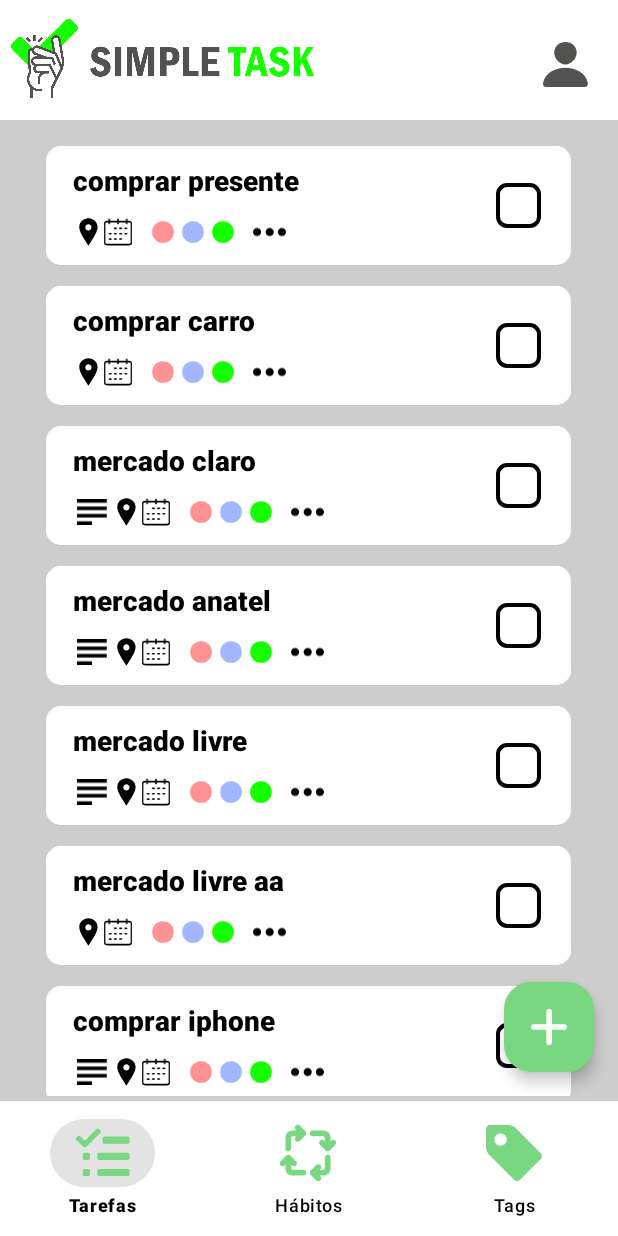
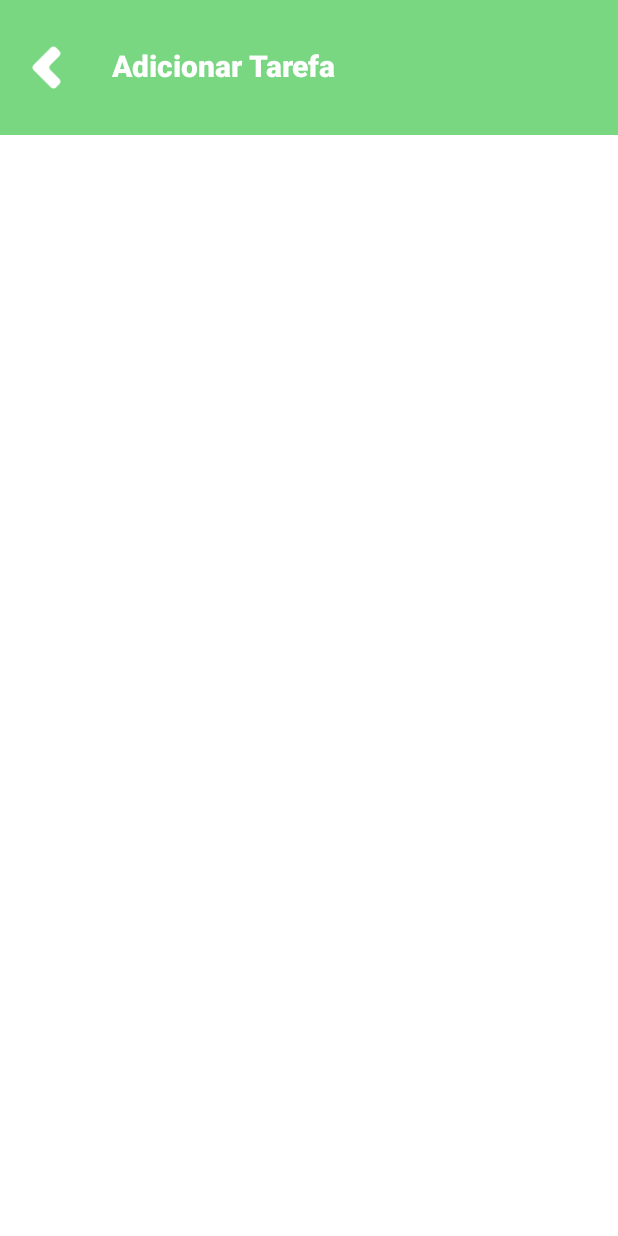
Before and after one commit to JoseEdSouza/simpletask, an Android app: the screen it shows after launch (MainActivity before the commit, AddTaskActivity after it), after a tap on an icon or button, on a phone screen of 412 x 824 dp. Run offline under Robolectric (Android 15) with nearby library versions, the phone set to English and light mode, and no system bars.

Commit message:
updated models started activity task details started activity add task

```diff
--- /dev/null
+++ b/app/src/main/java/com/dopae/simpletask/AddTaskActivity.kt
@@ -0,0 +1,21 @@
+package com.dopae.simpletask
+
+import android.app.Activity
+import android.os.Bundle
+import android.view.View
+import androidx.appcompat.app.AppCompatActivity
+
+class AddTaskActivity:AppCompatActivity() {
+
+    override fun onCreate(savedInstanceState: Bundle?) {
+        super.onCreate(savedInstanceState)
+        setContentView(R.layout.activity_task_add)
+        supportActionBar?.hide()
+
+    }
+
+    fun close(view: View) {
+        setResult(Activity.RESULT_OK)
+        finish()
+    }
+}
--- a/app/src/main/java/com/dopae/simpletask/MainActivity.kt
+++ b/app/src/main/java/com/dopae/simpletask/MainActivity.kt
@@ -7,6 +7,8 @@ import android.content.Context
 import android.content.Intent
 import android.content.res.ColorStateList
 import android.os.Bundle
+import android.transition.AutoTransition
+import android.transition.TransitionManager
 import android.view.View
 import android.widget.Toast
 import androidx.activity.result.ActivityResult
@@ -46,9 +48,9 @@ class MainActivity : AppCompatActivity() {
 
         floatingActionButton = binding.fabAdd
         bottomNavView = binding.bottomNavigation
-        changeFragment(binding.bottomNavigation.selectedItemId)
+        swapFragment(binding.bottomNavigation.selectedItemId)
         bottomNavView.setOnItemSelectedListener {
-            changeFragment(it.itemId)
+            swapFragment(it.itemId)
         }
 
         if (!checkNotificationPerm(this)) {
@@ -57,9 +59,10 @@ class MainActivity : AppCompatActivity() {
 
     }
 
-    private fun changeFragment(itemId: Int): Boolean {
+    private fun swapFragment(itemId: Int): Boolean {
         if (lastFragmentId == itemId)
             return false
+        lastFragmentId = itemId
         when (itemId) {
             R.id.bottom_tasks -> replaceFragment(TasksFragment())
             else -> Toast.makeText(
@@ -70,11 +73,11 @@ class MainActivity : AppCompatActivity() {
         }
         changeFabColor(itemId)
         changeBottomNavItemColor(itemId)
-        lastFragmentId = itemId
         return true
     }
 
     private fun replaceFragment(frag: Fragment) {
+        TransitionManager.beginDelayedTransition(binding.frameContainer, AutoTransition())
         supportFragmentManager.beginTransaction().replace(binding.frameContainer.id, frag).commit()
     }
 
--- a/app/src/main/java/com/dopae/simpletask/adapter/TaskAdapter.kt
+++ b/app/src/main/java/com/dopae/simpletask/adapter/TaskAdapter.kt
@@ -28,9 +28,7 @@ class TaskAdapter(private val taskDAO: DAO<Task>) :
         val task = taskDAO.getByPosition(position)
         positionIdMap[position] = task.id
         holder.taskName.text = task.name
-        if (task.description == "") {
-            holder.taskIndicators.removeView(holder.binding.imgViewDescription)
-        }
+        holder.setTaskIndicators(task)
     }
 
     interface OnItemClickListener {
@@ -45,10 +43,8 @@ class TaskAdapter(private val taskDAO: DAO<Task>) :
     inner class TaskViewHolder(val binding: TaskAdapterBinding) :
         RecyclerView.ViewHolder(binding.root),
         View.OnClickListener {
-        val taskIndicators = binding.linearLayoutTasksIndicators
         var taskName = binding.txtViewTaskName
         private val tagDAO = TagDAOImp.getInstance()
-
         init {
             binding.root.setOnClickListener(this)
         }
@@ -62,22 +58,20 @@ class TaskAdapter(private val taskDAO: DAO<Task>) :
             }
         }
 
-        private fun setTaskIndicators(task: Task, indicatorsLayout: LinearLayout) {
-            if (task.description == "")
-                indicatorsLayout.removeView(binding.imgViewDescription)
+        fun setTaskIndicators(task: Task) {
+            if (task.hasDescription)
+                binding.imgViewDescription.visibility = View.GONE
         }
 
-        private fun setTaskTags(task: Task, tagsLayout: LinearLayout, parent: ConstraintLayout) {
-            if (task.tags.size <= 3) {
-                parent.removeView(binding.imgViewTreeDots)
+        private fun setTaskTags(task: Task) {
+            if (task.numTags <= 3) {
+                binding.imgViewTreeDots.visibility = View.GONE
                 binding.imgViewTag1.backgroundTintList =
-                    tagDAO.get(task.tags.first())?.color?.getColorStateList()
+                    tagDAO.get(task.tags.next())?.color?.getColorStateList()
 
             }
 
-
         }
-
 
     }
 }
--- a/app/src/main/java/com/dopae/simpletask/dao/TaskDAOImp.kt
+++ b/app/src/main/java/com/dopae/simpletask/dao/TaskDAOImp.kt
@@ -37,7 +37,7 @@ class TaskDAOImp private constructor() : DAO<Task> {
             it.name = model.name
             it.description = model.description
             it.concluded = model.concluded
-            task.tags.addAll(model.tags)
+            model.tags.forEach { tag-> it.addTag(tag)}
             true
         } ?: false
     }
--- a/app/src/main/java/com/dopae/simpletask/model/Task.kt
+++ b/app/src/main/java/com/dopae/simpletask/model/Task.kt
@@ -1,18 +1,37 @@
 package com.dopae.simpletask.model
 
 data class Task(
-    var id: Int,
+    val id: Int,
     var name: String,
     var description: String,
     var concluded: Boolean = false,
-    val tags: MutableSet<Int> = mutableSetOf(),
+    private val tagSet: MutableSet<Int> = mutableSetOf(),
     var trigger: Trigger? = null
 ) {
-    fun addTag(tag: Tag) = tags.add(tag.id)
-    fun removeTag(tag: Tag) = tags.remove(tag.id)
-    fun addAllTags(tags: Collection<Tag>) {
+    val hasDescription: Boolean
+        get() = description == ""
+
+    val numTags: Int
+        get() = tagSet.size
+
+    val hasTrigger: Boolean
+        get() = trigger == null
+
+    fun flipStatus() {
+        concluded = !concluded
+    }
+
+    val tags: Iterator<Int>
+        get() = tagSet.sorted().iterator()
+
+    fun addTag(tag: Int) {
+        tagSet.add(tag)
+    }
+
+    fun removeTag(tag: Tag) = tagSet.remove(tag.id)
+    fun addAllTags(tags: Collection<Int>) {
         tags.forEach {
-            this.tags.add(it.id)
+            this.tagSet.add(it)
         }
     }
 
--- /dev/null
+++ b/app/src/main/res/drawable/back.xml
@@ -0,0 +1,11 @@
+<vector xmlns:android="http://schemas.android.com/apk/res/android"
+    android:width="476dp"
+    android:height="692dp"
+    android:viewportWidth="476"
+    android:viewportHeight="692">
+  <path
+      android:strokeWidth="1"
+      android:pathData="M38.71,308.14L307.91,38.94C328.8,18.04 362.67,18.04 383.57,38.94L436.79,92.16C457.68,113.05 457.68,146.93 436.79,167.82L297.18,307.43C275.89,328.71 275.89,363.22 297.18,384.5L436.79,524.11C457.68,545.01 457.68,578.88 436.79,599.78L383.57,653C362.67,673.89 328.8,673.89 307.91,653L38.71,383.8C17.82,362.9 17.82,329.03 38.71,308.14Z"
+      android:fillColor="#000000"
+      android:strokeColor="#000000"/>
+</vector>
--- /dev/null
+++ b/app/src/main/res/layout/activity_task_add.xml
@@ -0,0 +1,44 @@
+<?xml version="1.0" encoding="utf-8"?>
+<androidx.constraintlayout.widget.ConstraintLayout xmlns:android="http://schemas.android.com/apk/res/android"
+    xmlns:app="http://schemas.android.com/apk/res-auto"
+    android:layout_width="match_parent"
+    android:layout_height="match_parent"
+    android:background="@color/white">
+
+    <androidx.constraintlayout.widget.ConstraintLayout
+        android:layout_width="match_parent"
+        android:layout_height="90dp"
+        android:background="@color/green_1"
+        app:layout_constraintEnd_toEndOf="parent"
+        app:layout_constraintStart_toStartOf="parent"
+        app:layout_constraintTop_toTopOf="parent">
+
+        <ImageView
+            android:id="@+id/imageView"
+            android:layout_width="30dp"
+            android:layout_height="30dp"
+            android:layout_marginStart="16dp"
+            android:onClick="close"
+            android:src="@drawable/back"
+            app:layout_constraintBottom_toBottomOf="parent"
+            app:layout_constraintStart_toStartOf="parent"
+            app:layout_constraintTop_toTopOf="parent"
+            app:tint="@color/white" />
+
+        <TextView
+            android:id="@+id/textView"
+            android:layout_width="wrap_content"
+            android:layout_height="wrap_content"
+            android:fontFamily="sans-serif-black"
+            android:text="Adicionar Tarefa"
+            android:textColor="@color/white"
+            android:textSize="20sp"
+            app:layout_constraintBottom_toBottomOf="parent"
+            app:layout_constraintEnd_toEndOf="parent"
+            app:layout_constraintHorizontal_bias="0.131"
+            app:layout_constraintStart_toEndOf="@+id/imageView"
+            app:layout_constraintTop_toTopOf="parent"
+            app:layout_constraintVertical_bias="0.476" />
+    </androidx.constraintlayout.widget.ConstraintLayout>
+
+</androidx.constraintlayout.widget.ConstraintLayout>
--- a/app/src/main/res/layout/task_adapter.xml
+++ b/app/src/main/res/layout/task_adapter.xml
@@ -12,7 +12,7 @@
         android:id="@+id/cardTask"
         android:layout_width="match_parent"
         android:layout_height="wrap_content"
-        android:background="@android:color/transparent"
+        android:backgroundTint="@color/white"
         android:outlineSpotShadowColor="@android:color/transparent"
         app:cardCornerRadius="10dp"
         app:layout_constraintBottom_toBottomOf="parent"
@@ -22,8 +22,7 @@
 
         <androidx.constraintlayout.widget.ConstraintLayout
             android:layout_width="match_parent"
-            android:layout_height="match_parent"
-            android:background="@color/white">
+            android:layout_height="match_parent">
 
             <TextView
                 android:id="@+id/txtViewTaskName"
@@ -32,11 +31,11 @@
                 android:layout_marginStart="18dp"
                 android:layout_marginTop="10dp"
                 android:autoSizeMaxTextSize="22sp"
-                android:autoSizeMinTextSize="18sp"
+                android:autoSizeMinTextSize="16sp"
                 android:autoSizeTextType="uniform"
                 android:fontFamily="sans-serif-black"
-                android:text="@string/placeholder"
-                android:textColor="@color/black"
+                android:text="@string/line_placeholder"
+                android:textColor="@color/gray_3"
                 android:textSize="20sp"
                 app:layout_constraintStart_toStartOf="parent"
                 app:layout_constraintTop_toTopOf="parent" />
@@ -66,17 +65,22 @@
                         android:id="@+id/imgViewDescription"
                         android:layout_width="20dp"
                         android:layout_height="wrap_content"
-                        android:layout_margin="2.5dp"
+                        android:layout_marginEnd="4dp"
                         android:layout_weight="1"
+                        android:cropToPadding="true"
                         android:maxHeight="24dp"
-                        android:src="@drawable/description" />
+                        android:padding="2.6dp"
+                        android:src="@drawable/description"
+                        app:tint="@color/gray_1"
+                        tools:cropToPadding="false" />
 
                     <ImageView
                         android:id="@+id/imgViewLocation"
                         android:layout_width="20dp"
                         android:layout_height="wrap_content"
                         android:layout_weight="1"
-                        android:src="@drawable/location" />
+                        android:src="@drawable/location"
+                        app:tint="@color/gray_1" />
 
                     <ImageView
                         android:id="@+id/imgViewCalendar"
@@ -84,7 +88,8 @@
                         android:layout_height="wrap_content"
                         android:layout_weight="1"
                         android:scaleX="0.95"
-                        android:src="@drawable/calendar" />
+                        android:src="@drawable/calendar"
+                        app:tint="@color/gray_1" />
 
                 </LinearLayout>
 
@@ -136,6 +141,7 @@
                     android:layout_marginStart="10dp"
                     android:layout_weight="1"
                     android:src="@drawable/three_dots"
+                    app:tint="@color/gray_1"
                     app:layout_constraintBottom_toBottomOf="parent"
                     app:layout_constraintStart_toEndOf="@+id/linearLayoutTasksTags"
                     app:layout_constraintTop_toTopOf="parent" />
@@ -144,8 +150,8 @@
 
             <ImageButton
                 android:id="@+id/imgBtnCheckbox"
-                android:layout_width="30dp"
-                android:layout_height="30dp"
+                android:layout_width="26dp"
+                android:layout_height="26dp"
                 android:layout_marginEnd="20dp"
                 android:background="@android:color/transparent"
                 android:backgroundTint="@null"
@@ -154,6 +160,7 @@
                 app:layout_constraintBottom_toBottomOf="parent"
                 app:layout_constraintEnd_toEndOf="parent"
                 app:layout_constraintTop_toTopOf="parent"
+                app:tint="@color/gray_1"
                 tools:ignore="TouchTargetSizeCheck,SpeakableTextPresentCheck" />
         </androidx.constraintlayout.widget.ConstraintLayout>
     </androidx.cardview.widget.CardView>
--- a/app/src/main/res/values-night/themes.xml
+++ b/app/src/main/res/values-night/themes.xml
@@ -1,6 +1,6 @@
 <resources xmlns:tools="http://schemas.android.com/tools">
     <!-- Base application theme. -->
-    <style name="Theme.SimpleTask" parent="Theme.MaterialComponents.DayNight.DarkActionBar">
+    <style name="Theme.SimpleTask" parent="Theme.MaterialComponents.DayNight.NoActionBar">
         <!-- Primary brand color. -->
         <item name="colorPrimary">@color/black</item>
         <item name="colorPrimaryVariant">@color/gray_2</item>
--- a/app/src/main/res/values/strings.xml
+++ b/app/src/main/res/values/strings.xml
@@ -12,7 +12,10 @@
     <string name="ask_permission_notifications_title">
         Permitir Notificações
     </string>
-    <string name="placeholder">Lorem ipsum dolor sit amet</string>
+    <string name="line_placeholder">Lorem ipsum dolor sit amet</string>
+    <string name="paragraph_placeholder">
+        Lorem ipsum dolor sit amet, consectetur adipiscing elit. Ut et massa mi. Aliquam in hendrerit urna.
+    </string>
     <string name="back">Voltar</string>
     <string name="edit">Editar</string>
     <string name="delete">Deletar</string>
```
Also changed, not shown: app/src/main/java/com/dopae/simpletask/TaskDetailsActivity.kt (added, +49 -0 lines), app/src/main/res/layout/activity_task_details.xml (added, +48 -0 lines), app/src/main/res/menu/activity_task_add_menu.xml (added, +11 -0 lines), app/src/main/res/menu/activity_task_details_menu.xml (added, +23 -0 lines).
